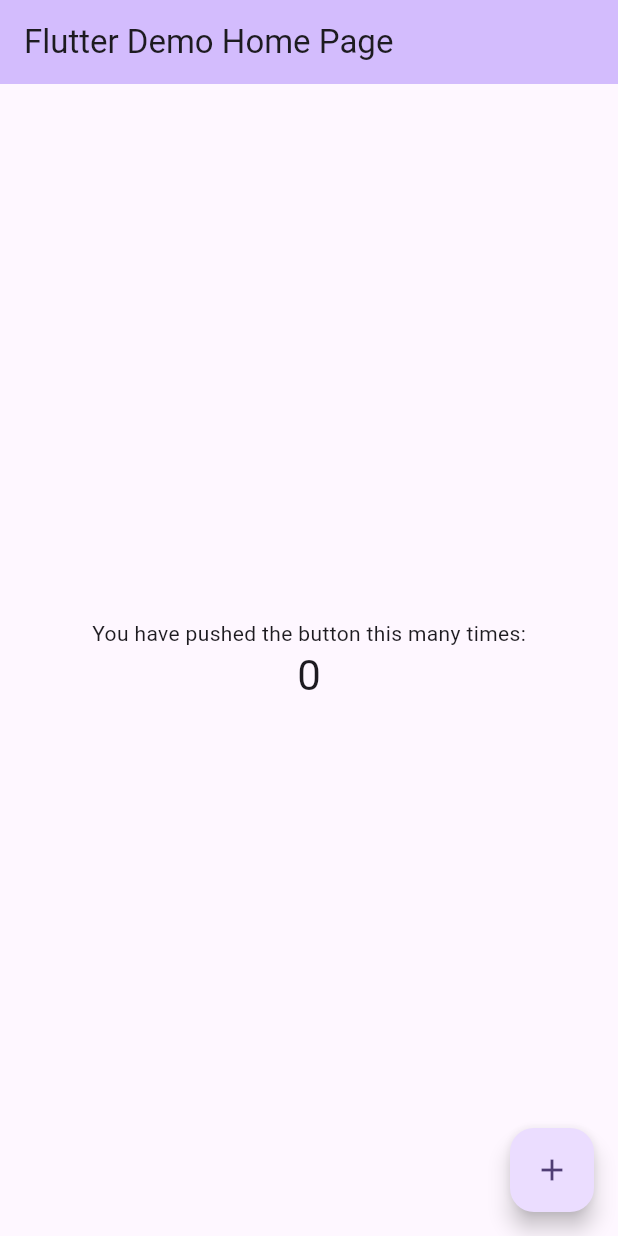
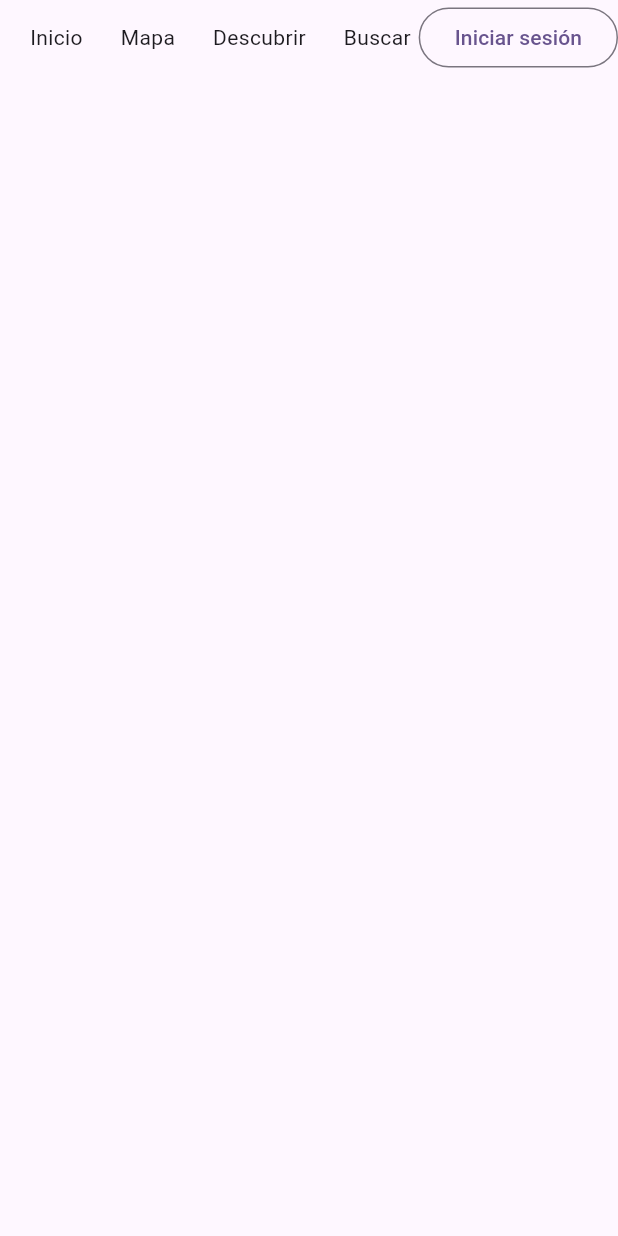
Before and after one commit to adrianadosb14/echochamber, a Flutter app: the screen it shows after launch, on a phone screen of 412 x 824 dp. Run offline on Flutter 3.47's test engine with Material 3 defaults, Android fonts, the light colour scheme and no system bars.

Commit message:
feat: avances varios

```diff
--- a/lib/main.dart
+++ b/lib/main.dart
@@ -1,3 +1,4 @@
+import 'package:echo_chamber/pages/home_page.dart';
 import 'package:echo_chamber/pages/login_page.dart';
 import 'package:flutter/material.dart';
 import 'package:flutter_web_plugins/url_strategy.dart';
@@ -16,117 +17,14 @@
     return MaterialApp(
       title: 'Flutter Demo',
       theme: ThemeData(
-        // This is the theme of your application.
-        //
-        // TRY THIS: Try running your application with "flutter run". You'll see
-        // the application has a purple toolbar. Then, without quitting the app,
-        // try changing the seedColor in the colorScheme below to Colors.green
-        // and then invoke "hot reload" (save your changes or press the "hot
-        // reload" button in a Flutter-supported IDE, or press "r" if you used
-        // the command line to start the app).
-        //
-        // Notice that the counter didn't reset back to zero; the application
-        // state is not lost during the reload. To reset the state, use hot
-        // restart instead.
-        //
-        // This works for code too, not just values: Most code changes can be
-        // tested with just a hot reload.
         colorScheme: ColorScheme.fromSeed(seedColor: Colors.deepPurple),
         useMaterial3: true,
       ),
       initialRoute: '/',
       routes: {
-        '/': (context) => const MyHomePage(title: 'Flutter Demo Home Page'),
-        '/login': (context) => const LoginPage(),
+        HomePage.route: (context) => const HomePage(title: 'Flutter Demo Home Page'),
+        LoginPage.route: (context) => const LoginPage(),
       },
     );
   }
 }
-
-class MyHomePage extends StatefulWidget {
-  const MyHomePage({super.key, required this.title});
-
-  // This widget is the home page of your application. It is stateful, meaning
-  // that it has a State object (defined below) that contains fields that affect
-  // how it looks.
-
-  // This class is the configuration for the state. It holds the values (in this
-  // case the title) provided by the parent (in this case the App widget) and
-  // used by the build method of the State. Fields in a Widget subclass are
-  // always marked "final".
-
-  final String title;
-
-  @override
-  State<MyHomePage> createState() => _MyHomePageState();
-}
-
-class _MyHomePageState extends State<MyHomePage> {
-  int _counter = 0;
-
-  void _incrementCounter() {
-    setState(() {
-      // This call to setState tells the Flutter framework that something has
-      // changed in this State, which causes it to rerun the build method below
-      // so that the display can reflect the updated values. If we changed
-      // _counter without calling setState(), then the build method would not be
-      // called again, and so nothing would appear to happen.
-      _counter++;
-    });
-  }
-
-  @override
-  Widget build(BuildContext context) {
-    // This method is rerun every time setState is called, for instance as done
-    // by the _incrementCounter method above.
-    //
-    // The Flutter framework has been optimized to make rerunning build methods
-    // fast, so that you can just rebuild anything that needs updating rather
-    // than having to individually change instances of widgets.
-    return Scaffold(
-      appBar: AppBar(
-        // TRY THIS: Try changing the color here to a specific color (to
-        // Colors.amber, perhaps?) and trigger a hot reload to see the AppBar
-        // change color while the other colors stay the same.
-        backgroundColor: Theme.of(context).colorScheme.inversePrimary,
-        // Here we take the value from the MyHomePage object that was created by
-        // the App.build method, and use it to set our appbar title.
-        title: Text(widget.title),
-      ),
-      body: Center(
-        // Center is a layout widget. It takes a single child and positions it
-        // in the middle of the parent.
-        child: Column(
-          // Column is also a layout widget. It takes a list of children and
-          // arranges them vertically. By default, it sizes itself to fit its
-          // children horizontally, and tries to be as tall as its parent.
-          //
-          // Column has various properties to control how it sizes itself and
-          // how it positions its children. Here we use mainAxisAlignment to
-          // center the children vertically; the main axis here is the vertical
-          // axis because Columns are vertical (the cross axis would be
-          // horizontal).
-          //
-          // TRY THIS: Invoke "debug painting" (choose the "Toggle Debug Paint"
-          // action in the IDE, or press "p" in the console), to see the
-          // wireframe for each widget.
-          mainAxisAlignment: MainAxisAlignment.center,
-          children: <Widget>[
-            const Text(
-              'You have pushed the button this many times:',
-            ),
-            Text(
-              '$_counter',
-              style: Theme.of(context).textTheme.headlineMedium,
-            ),
-          ],
-        ),
-      ),
-      floatingActionButton: FloatingActionButton(
-        onPressed: _incrementCounter,
-        tooltip: 'Increment',
-        child: const Icon(Icons.add),
-      ), // This trailing comma makes auto-formatting nicer for build methods.
-    );
-  }
-}
--- /dev/null
+++ b/lib/pages/home_page.dart
@@ -0,0 +1,48 @@
+import 'package:echo_chamber/widgets/custom_app_bar.dart';
+import 'package:flutter/material.dart';
+
+class HomePage extends StatefulWidget {
+  const HomePage({super.key, required this.title});
+  static String route = '/';
+
+  // This widget is the home page of your application. It is stateful, meaning
+  // that it has a State object (defined below) that contains fields that affect
+  // how it looks.
+
+  // This class is the configuration for the state. It holds the values (in this
+  // case the title) provided by the parent (in this case the App widget) and
+  // used by the build method of the State. Fields in a Widget subclass are
+  // always marked "final".
+
+  final String title;
+
+  @override
+  State<HomePage> createState() => _MyHomePageState();
+}
+
+class _MyHomePageState extends State<HomePage> {
+  int _counter = 0;
+
+  void _incrementCounter() {
+    setState(() {
+      // This call to setState tells the Flutter framework that something has
+      // changed in this State, which causes it to rerun the build method below
+      // so that the display can reflect the updated values. If we changed
+      // _counter without calling setState(), then the build method would not be
+      // called again, and so nothing would appear to happen.
+      _counter++;
+    });
+  }
+
+  @override
+  Widget build(BuildContext context) {
+    return const Scaffold(
+      body: Column(
+        mainAxisAlignment: MainAxisAlignment.start,
+        children: <Widget>[
+          CustomAppBar(),
+        ],
+      ),
+    );
+  }
+}
--- /dev/null
+++ b/lib/widgets/custom_app_bar.dart
@@ -0,0 +1,36 @@
+import 'package:echo_chamber/pages/login_page.dart';
+import 'package:flutter/material.dart';
+
+class CustomAppBar extends StatelessWidget {
+  const CustomAppBar({super.key});
+
+  @override
+  Widget build(BuildContext context) {
+    return SizedBox(
+      height: 50,
+      child: Row(
+        mainAxisAlignment: MainAxisAlignment.spaceBetween,
+        children: [
+          const Padding(padding: EdgeInsets.only(left: 20),
+            child: Text('Inicio')
+          ),
+          const Padding(padding: EdgeInsets.only(left: 20),
+              child: Text('Mapa')
+          ),
+          const Padding(padding: EdgeInsets.only(left: 20),
+              child: Text('Descubrir')
+          ),
+          const Padding(padding: EdgeInsets.only(left: 20),
+              child: Text('Buscar')
+          ),
+          OutlinedButton(
+            onPressed: () {
+              Navigator.pushNamed(context, LoginPage.route);
+            },
+              child: const Text('Iniciar sesión'),
+          )
+        ],
+      ),
+    );
+  }
+}
```
Also changed, not shown: lib/pages/login_page.dart (+38 -4 lines).
